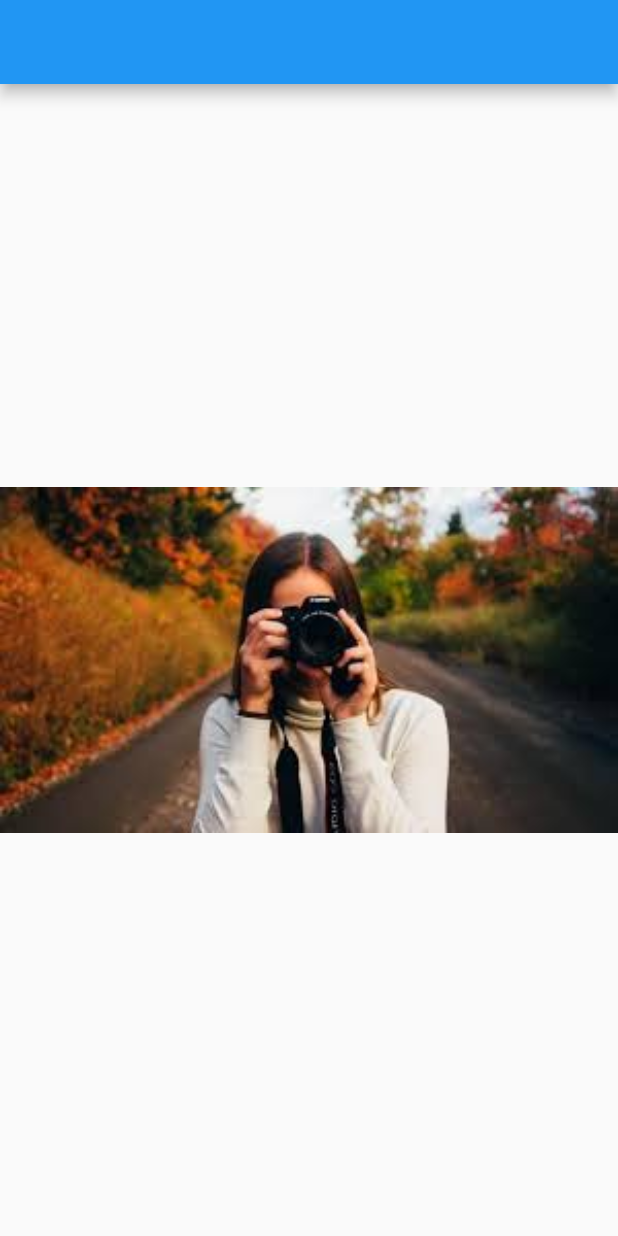
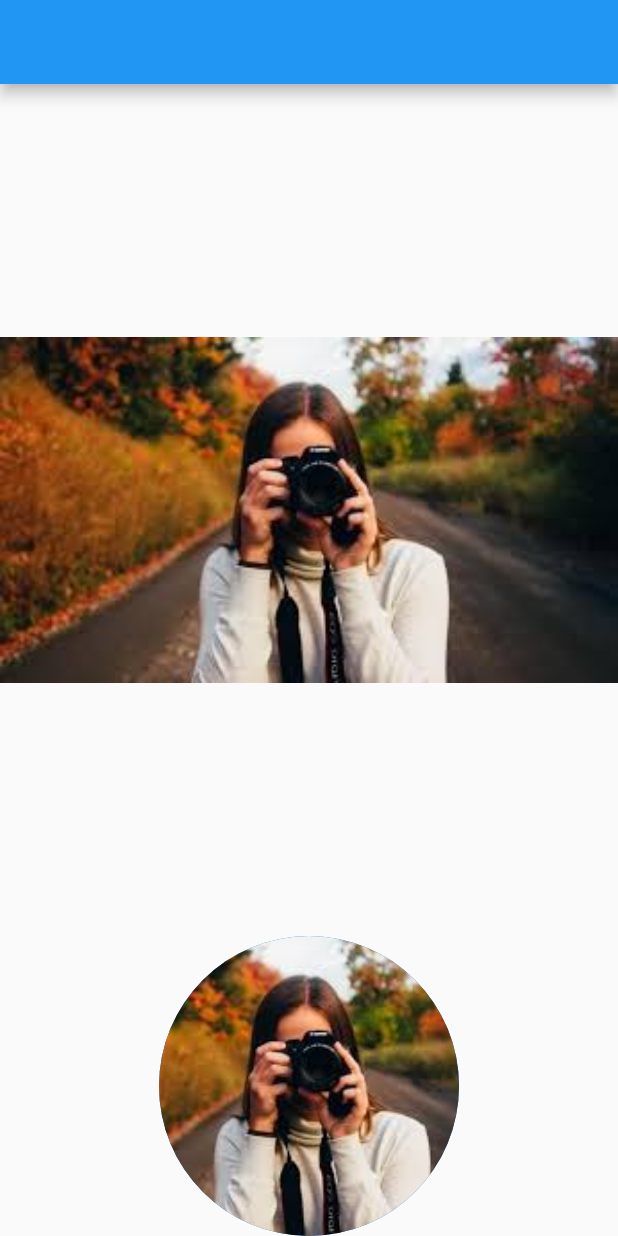
Before and after one commit to fr4nsgallegos/dadosapp, a Flutter app: the screen it shows after launch, on a phone screen of 412 x 824 dp. Run offline on Flutter 3.47's test engine with Material 2 defaults, Android fonts, the phone set to English and light mode, and no system bars.

```diff
--- a/lib/main.dart
+++ b/lib/main.dart
@@ -25,6 +25,10 @@ class MyApp extends StatelessWidget {
                 fit: BoxFit.contain,
               ),
             ),
+            CircleAvatar(
+              radius: 100,
+              backgroundImage: AssetImage("assets/images/imagen1.jpeg"),
+            ),
           ],
         ),
       ),
```
